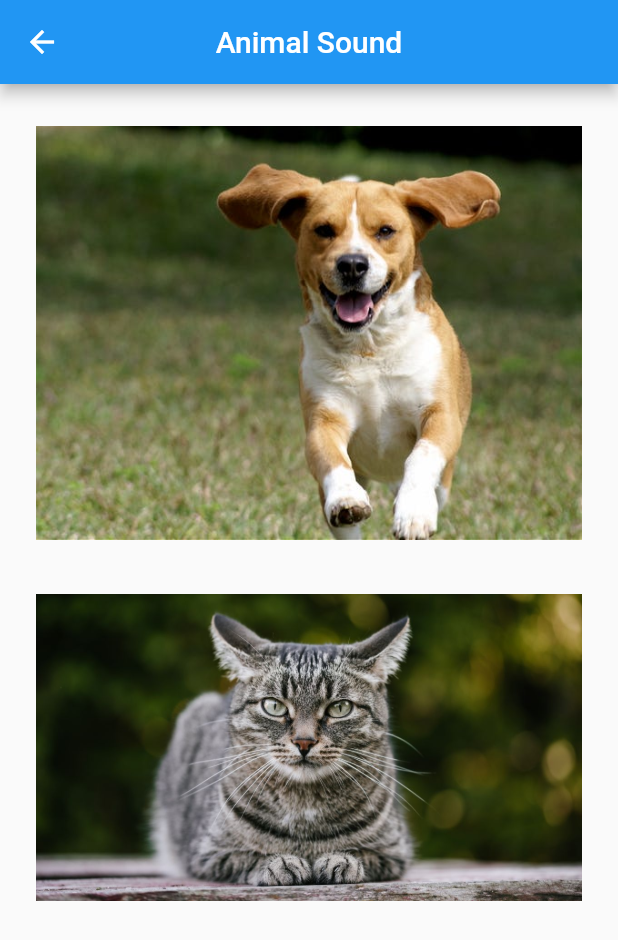
After one commit to Rithvikarvind-SangamOne/sangamone-flutter, a Flutter app: the screen it shows after launch, after a tap on "Assignment-2", on a phone screen of 412 x 824 dp. The commit adds this screen. Shown: the top 940 px of the screen. Run offline on Flutter 3.47's test engine with Material 2 defaults, Android fonts, the phone set to English and light mode, and no system bars.

Commit message:
Third Commit

```diff
--- /dev/null
+++ b/lib/dog_cat.dart
@@ -0,0 +1,38 @@
+import 'package:flutter/material.dart';
+
+class Sound extends StatefulWidget {
+  const Sound({Key? key}) : super(key: key);
+
+  @override
+  _SoundState createState() => _SoundState();
+}
+
+class _SoundState extends State<Sound> {
+  @override
+  Widget build(BuildContext context) {
+    return Scaffold(
+      appBar: AppBar(title: Text('Animal Sound'),
+      centerTitle: true,),
+      body: Container(
+        child: Column(
+          children: [
+            SizedBox(height: 20),
+            Padding(
+              padding: const EdgeInsets.all(8.0),
+              child: FlatButton(
+                onPressed: (){},
+                  child: Image(image: AssetImage('assets/Dog.jpeg'),)),
+            ),
+            SizedBox(height: 20),
+            Padding(
+              padding: const EdgeInsets.all(8.0),
+              child: FlatButton(
+                onPressed: () {},
+                  child: Image(image: AssetImage('assets/Cat.jpeg'),)),
+            ),
+          ],
+        ),
+      ),
+    );
+  }
+}
--- a/lib/main.dart
+++ b/lib/main.dart
@@ -1,5 +1,9 @@
-import 'package:app2/second_screen.dart';
-import 'package:app2/first_screen.dart';
+import 'package:app2/Hello.dart';
+import 'package:app2/MyApp4.dart';
+import 'package:app2/MyFamily.dart';
+import 'package:app2/Transfer Data/first_screen.dart';
+import 'package:app2/dog_cat.dart';
+import 'package:flutter/cupertino.dart';
 import 'package:flutter/material.dart';
 
 void main() {
@@ -25,14 +29,27 @@ class _MyAppState extends State<MyApp> {
         title: Text('Learning Flutter'),
       ),
       body: Container(
-        child: Column(
-          children: [
-            TextButton(onPressed: (){
-              Navigator.push(context, MaterialPageRoute(builder: (context) => MyApp1()));
-            }, child: Text('  Assignment-1'))
-          ],
+        child: Center(
+          child: Column(
+            children: [
+              TextButton(onPressed: (){
+                Navigator.push(context, MaterialPageRoute(builder: (context) => First()));
+              }, child: Text('Assignment-1',style: TextStyle(fontSize: 20,color: Colors.black),)),
+              TextButton(onPressed: (){
+                Navigator.push(context, MaterialPageRoute(builder: (context) => Sound()));
+              }, child: Text('Assignment-2',style: TextStyle(fontSize: 20,color: Colors.black),)),
+              TextButton(onPressed: (){
+                Navigator.push(context, MaterialPageRoute(builder: (context) => MyApp2()));
+              }, child: Text('Assignment-3',style: TextStyle(fontSize: 20,color: Colors.black),)),
+              TextButton(onPressed: (){
+                Navigator.push(context, MaterialPageRoute(builder: (context) => MyApp3()));
+              }, child: Text('Assignment-4',style: TextStyle(fontSize: 20,color: Colors.black),)),
+              TextButton(onPressed: (){
+                Navigator.push(context, MaterialPageRoute(builder: (context) => MyApp4()));
+              }, child: Text('Assignment-5',style: TextStyle(fontSize: 20,color: Colors.black),)),
+            ],
+          ),
         ),
-
       ),
     );
   }
--- a/pubspec.yaml
+++ b/pubspec.yaml
@@ -45,9 +45,9 @@ flutter:
   uses-material-design: true
 
   # To add assets to your application, add an assets section, like this:
-  # assets:
-  #   - images/a_dot_burr.jpeg
-  #   - images/a_dot_ham.jpeg
+  assets:
+   - assets/Dog.jpeg
+   - assets/Cat.jpeg
 
   # An image asset can refer to one or more resolution-specific "variants", see
   # https://flutter.dev/assets-and-images/#resolution-aware.
```
Also changed, not shown: lib/Hello.dart (added, +15 -0 lines), lib/MyApp4.dart (added, +15 -0 lines), lib/MyFamily.dart (added, +15 -0 lines), lib/Transfer Data/first_screen.dart (renamed from lib/first_screen.dart, +5 -13 lines), assets/Cat.jpeg (added), assets/Dog.jpeg (added), lib/Transfer Data/second_screen.dart (renamed from lib/second_screen.dart), 2 other files.
